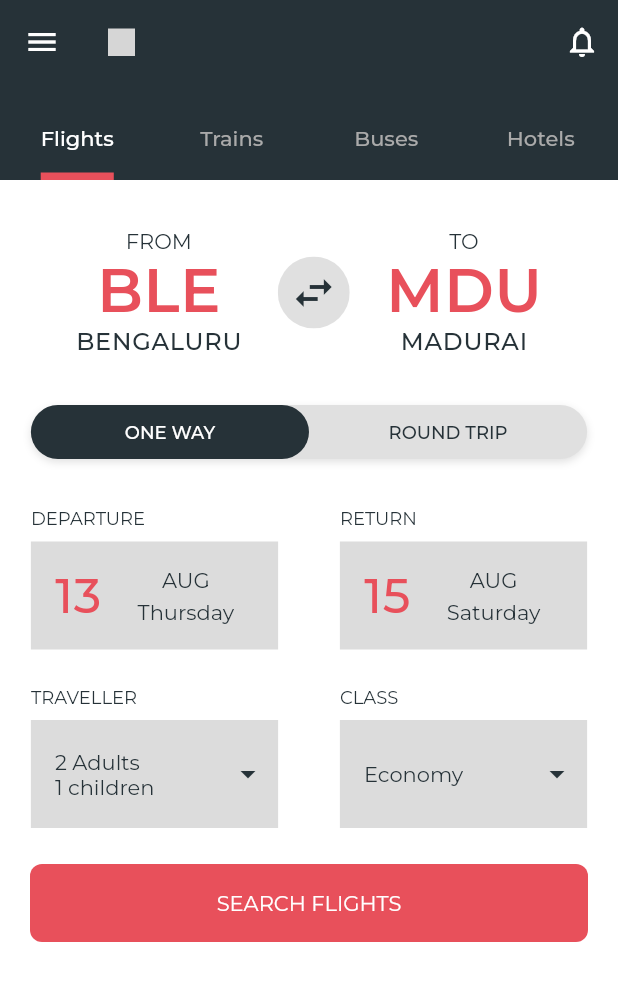
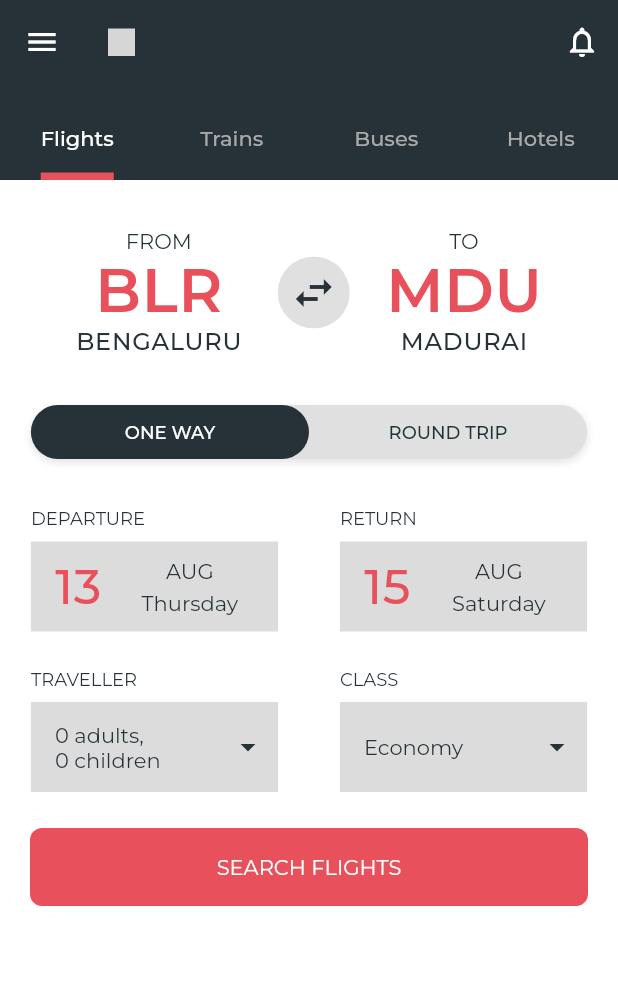
Before and after one commit to bala0406/Travel_App_Prototype, a Flutter app: the HomeScreen screen opened directly, on a phone screen of 412 x 824 dp. Shown: the top 981 px of the screen. Run offline on Flutter 3.47's test engine with Material 2 defaults, Android fonts, the phone set to English and light mode, and no system bars; drawn by our look-alikes of flutter_toggle_tab; our stand-ins replace flutter_svg, google_fonts; grey boxes are pictures that could not be loaded.

Commit message:
seprated build tree into small method chunks

```diff
--- a/lib/Screens/Home/FlightsScreen.dart
+++ b/lib/Screens/Home/FlightsScreen.dart
@@ -9,13 +9,14 @@ class FlightsScreen extends StatefulWidget {
 }
 
 class _FlightsScreenState extends State<FlightsScreen> {
-  int _selectedTab = 0;
+  int _selectedToggleTab = 0;
+
   @override
   Widget build(BuildContext context) {
     final width = MediaQuery.of(context).size.width;
 
     return SingleChildScrollView(
-          child: Column(
+      child: Column(
         children: [
           SizedBox(
             height: 24,
@@ -23,110 +24,31 @@ class _FlightsScreenState extends State<FlightsScreen> {
           Row(
             mainAxisAlignment: MainAxisAlignment.center,
             children: [
-              InkWell(
-                onTap: () {},
-                splashFactory: InkRipple.splashFactory,
-                child: Padding(
-                  padding: const EdgeInsets.all(8.0),
-                  child: Column(
-                    mainAxisAlignment: MainAxisAlignment.center,
-                    children: [
-                      Text(
-                        "FROM",
-                        style: Theme.of(context).textTheme.bodyText1,
-                      ),
-                      Text(
-                        "BLE",
-                        style: Theme.of(context)
-                            .textTheme
-                            .headline1
-                            .copyWith(fontSize: 40),
-                      ),
-                      Text(
-                        "BENGALURU",
-                        style: Theme.of(context)
-                            .textTheme
-                            .headline3
-                            .copyWith(fontSize: 16),
-                      ),
-                    ],
-                  ),
-                ),
-              ),
+              _buildFromAndToButton(
+                  context: context,
+                  city: "BENGALURU",
+                  cityShort: "BLR",
+                  toOrFrom: ToOrFrom.FROM,
+                  onTap: () {}),
               SizedBox(
                 width: 16,
               ),
-              ClipOval(
-                child: Material(
-                  color: Colors.black12,
-                  child: InkWell(
-                    splashFactory: InkRipple.splashFactory,
-                    onTap: () {},
-                    child: SizedBox(
-                      height: 48,
-                      width: 48,
-                      child: Icon(
-                        Icons.swap_horiz,
-                        size: 32,
-                        color: Theme.of(context).primaryColor,
-                      ),
-                    ),
-                  ),
-                ),
-              ),
+              _buildCitySwapButton(context),
               SizedBox(
                 width: 16,
               ),
-              InkWell(
-                onTap: () {},
-                splashFactory: InkRipple.splashFactory,
-                child: Padding(
-                  padding: const EdgeInsets.all(8.0),
-                  child: Column(
-                    mainAxisAlignment: MainAxisAlignment.center,
-                    children: [
-                      Text(
-                        "TO",
-                        style: Theme.of(context).textTheme.bodyText1,
-                      ),
-                      Text(
-                        "MDU",
-                        style: Theme.of(context)
-                            .textTheme
-                            .headline1
-                            .copyWith(fontSize: 40),
-                      ),
-                      Text(
-                        "MADURAI",
-                        style: Theme.of(context)
-                            .textTheme
-                            .headline3
-                            .copyWith(fontSize: 16),
-                      ),
-                    ],
-                  ),
-                ),
-              ),
+              _buildFromAndToButton(
+                  context: context,
+                  city: "MADURAI",
+                  cityShort: "MDU",
+                  toOrFrom: ToOrFrom.TO,
+                  onTap: () {}),
             ],
           ),
           SizedBox(
             height: 24,
           ),
-          FlutterToggleTab(
-            width: 90,
-            height: 36,
-            initialIndex: 0,
-            selectedIndex: _selectedTab,
-            selectedTextStyle:
-                Styles.body2TextStyleBold.copyWith(color: Colors.white),
-            unSelectedTextStyle: Styles.body2TextStyleBold,
-            labels: ["ONE WAY", "ROUND TRIP"],
-            selectedLabelIndex: (index) {
-              setState(() {
-                _selectedTab = index;
-              });
-            },
-          ),
+          _buildTravelTypeToggle(),
           SizedBox(
             height: 32,
           ),
@@ -143,57 +65,13 @@ class _FlightsScreenState extends State<FlightsScreen> {
                   SizedBox(
                     height: 8,
                   ),
-                  Material(
-                    child: InkWell(
+                  _buildDepartureReturnButton(
                       onTap: () {},
-                      splashFactory: InkRipple.splashFactory,
-                      child: SizedBox(
-                        height: 72,
-                        width: width / 2.5,
-                        child: Container(
-                            alignment: Alignment.center,
-                            color: Colors.black12,
-                            child: Row(
-                              mainAxisAlignment: MainAxisAlignment.start,
-                              children: [
-                                Padding(
-                                  padding: const EdgeInsets.only(left: 16),
-                                  child: Text(
-                                    "13",
-                                    style: Theme.of(context)
-                                        .textTheme
-                                        .headline3
-                                        .copyWith(
-                                            fontSize: 32,
-                                            color: Theme.of(context).accentColor),
-                                  ),
-                                ),
-                                Padding(
-                                  padding: const EdgeInsets.only(left: 24),
-                                  child: Column(
-                                    mainAxisAlignment: MainAxisAlignment.center,
-                                    children: [
-                                      Text(
-                                        "AUG",
-                                        style:
-                                            Theme.of(context).textTheme.bodyText1,
-                                      ),
-                                      SizedBox(
-                                        height: 4,
-                                      ),
-                                      Text(
-                                        "Thursday",
-                                        style:
-                                            Theme.of(context).textTheme.bodyText1,
-                                      ),
-                                    ],
-                                  ),
-                                ),
-                              ],
-                            )),
-                      ),
-                    ),
-                  )
+                      width: width,
+                      context: context,
+                      date: "13",
+                      day: "Thursday",
+                      month: "AUG")
                 ],
               ),
               Column(
@@ -206,57 +84,13 @@ class _FlightsScreenState extends State<FlightsScreen> {
                   SizedBox(
                     height: 8,
                   ),
-                  Material(
-                    child: InkWell(
+                  _buildDepartureReturnButton(
                       onTap: () {},
-                      splashFactory: InkRipple.splashFactory,
-                      child: SizedBox(
-                        height: 72,
-                        width: width / 2.5,
-                        child: Container(
-                            alignment: Alignment.center,
-                            color: Colors.black12,
-                            child: Row(
-                              mainAxisAlignment: MainAxisAlignment.start,
-                              children: [
-                                Padding(
-                                  padding: const EdgeInsets.only(left: 16),
-                                  child: Text(
-                                    "15",
-                                    style: Theme.of(context)
-                                        .textTheme
-                                        .headline3
-                                        .copyWith(
-                                            fontSize: 32,
-                                            color: Theme.of(context).accentColor),
-                                  ),
-                                ),
-                                Padding(
-                                  padding: const EdgeInsets.only(left: 24),
-                                  child: Column(
-                                    mainAxisAlignment: MainAxisAlignment.center,
-                                    children: [
-                                      Text(
-                                        "AUG",
-                                        style:
-                                            Theme.of(context).textTheme.bodyText1,
-                                      ),
-                                      SizedBox(
-                                        height: 4,
-                                      ),
-                                      Text(
-                                        "Saturday",
-                                        style:
-                                            Theme.of(context).textTheme.bodyText1,
-                                      ),
-                                    ],
-                                  ),
-                                ),
-                              ],
-                            )),
-                      ),
-                    ),
-                  )
+                      width: width,
+                      context: context,
+                      date: "15",
+                      day: "Saturday",
+                      month: "AUG")
                 ],
               ),
             ],
@@ -277,54 +111,7 @@ class _FlightsScreenState extends State<FlightsScreen> {
                   SizedBox(
                     height: 8,
                   ),
-                  Material(
-                    child: InkWell(
-                      onTap: () {},
-                      splashFactory: InkRipple.splashFactory,
-                      child: SizedBox(
-                        height: 72,
-                        width: width / 2.5,
-                        child: Container(
-                            alignment: Alignment.center,
-                            color: Colors.black12,
-                            child: Row(
-                              mainAxisAlignment: MainAxisAlignment.spaceBetween,
-                              children: [
-                                Padding(
-                                  padding: const EdgeInsets.only(left: 16),
-                                  child: Column(
-                                    mainAxisAlignment: MainAxisAlignment.center,
-                                    crossAxisAlignment: CrossAxisAlignment.start,
-                                    children: [
-                                      Text(
-                                        "2 Adults",
-                                        style:
-                                            Theme.of(context).textTheme.bodyText1,
-                                        textAlign: TextAlign.start,
-                                      ),
-                                      Text(
-                                        "1 children",
-                                        style:
-                                            Theme.of(context).textTheme.bodyText1,
-                                        textAlign: TextAlign.start,
-                                      ),
-                                    ],
-                                  ),
-                                ),
-                                Padding(
-                                  padding: const EdgeInsets.only(
-                                    right: 8,
-                                  ),
-                                  child: Icon(
-                                    Icons.arrow_drop_down,
-                                    color: Theme.of(context).primaryColor,
-                                  ),
-                                )
-                              ],
-                            )),
-                      ),
-                    ),
-                  )
+                  _buildTravellerButton(width: width, context: context)
                 ],
               ),
               Column(
@@ -337,40 +124,10 @@ class _FlightsScreenState extends State<FlightsScreen> {
                   SizedBox(
                     height: 8,
                   ),
-                  Material(
-                    child: InkWell(
-                      onTap: () {},
-                      splashFactory: InkRipple.splashFactory,
-                      child: SizedBox(
-                        height: 72,
-                        width: width / 2.5,
-                        child: Container(
-                            alignment: Alignment.center,
-                            color: Colors.black12,
-                            child: Row(
-                              mainAxisAlignment: MainAxisAlignment.spaceBetween,
-                              children: [
-                                Padding(
-                                  padding: const EdgeInsets.only(left: 16),
-                                  child: Text(
-                                    "Economy",
-                                    style: Theme.of(context).textTheme.bodyText1,
-                                  ),
-                                ),
-                                Padding(
-                                  padding: const EdgeInsets.only(
-                                    right: 8,
-                                  ),
-                                  child: Icon(
-                                    Icons.arrow_drop_down,
-                                    color: Theme.of(context).primaryColor,
-                                  ),
-                                )
-                              ],
-                            )),
-                      ),
-                    ),
-                  )
+                  _buildClassButton(
+                      width: width,
+                      context: context,
+                      classType: ClassType.economy)
                 ],
               ),
             ],
@@ -391,4 +148,238 @@ class _FlightsScreenState extends State<FlightsScreen> {
       ),
     );
   }
+
+  //This method is used to swap the selected cities in from and to
+  Widget _buildCitySwapButton(BuildContext context) {
+    return ClipOval(
+      child: Material(
+        color: Colors.black12,
+        child: InkWell(
+          splashFactory: InkRipple.splashFactory,
+          onTap: () {},
+          child: SizedBox(
+            height: 48,
+            width: 48,
+            child: Icon(
+              Icons.swap_horiz,
+              size: 32,
+              color: Theme.of(context).primaryColor,
+            ),
+          ),
+        ),
+      ),
+    );
+  }
+
+  //this method is used to toggle between one way or round trip
+  Widget _buildTravelTypeToggle() {
+    return FlutterToggleTab(
+      width: 90,
+      height: 36,
+      initialIndex: 0,
+      selectedIndex: _selectedToggleTab,
+      selectedTextStyle:
+          Styles.body2TextStyleBold.copyWith(color: Colors.white),
+      unSelectedTextStyle: Styles.body2TextStyleBold,
+      labels: ["ONE WAY", "ROUND TRIP"],
+      selectedLabelIndex: (index) {
+        // setState(() {
+        //   _selectedToggleTab = index;
+        // });
+      },
+    );
+  }
+
+  // This method is used to select the to and from cities
+  Widget _buildFromAndToButton(
+      {BuildContext context,
+      ToOrFrom toOrFrom,
+      String cityShort,
+      String city,
+      Function onTap}) {
+    return InkWell(
+      onTap: onTap,
+      splashFactory: InkRipple.splashFactory,
+      child: Padding(
+        padding: const EdgeInsets.all(8.0),
+        child: Column(
+          mainAxisAlignment: MainAxisAlignment.center,
+          children: [
+            Text(
+              toOrFrom == ToOrFrom.FROM ? "FROM" : "TO",
+              style: Theme.of(context).textTheme.bodyText1,
+            ),
+            Text(
+              cityShort,
+              style:
+                  Theme.of(context).textTheme.headline1.copyWith(fontSize: 40),
+            ),
+            Text(
+              city,
+              style:
+                  Theme.of(context).textTheme.headline3.copyWith(fontSize: 16),
+            ),
+          ],
+        ),
+      ),
+    );
+  }
+
+  //This method is used to select the type of class in which the user wants to travel
+  Widget _buildClassButton(
+      {double width, BuildContext context, ClassType classType}) {
+    return Material(
+      child: InkWell(
+        onTap: () {},
+        splashFactory: InkRipple.splashFactory,
+        child: SizedBox(
+          height: 60,
+          width: width / 2.5,
+          child: Container(
+              alignment: Alignment.center,
+              color: Colors.black12,
+              child: Row(
+                mainAxisAlignment: MainAxisAlignment.spaceBetween,
+                children: [
+                  Expanded(
+                    child: Container(
+                      padding: const EdgeInsets.only(left: 16),
+                      child: Text(
+                        _getClassType(classType),
+                        maxLines: 2,
+                        style: Theme.of(context).textTheme.bodyText1,
+                        overflow: TextOverflow.ellipsis,
+                      ),
+                    ),
+                  ),
+                  Padding(
+                    padding: const EdgeInsets.only(
+                      right: 8,
+                    ),
+                    child: Icon(
+                      Icons.arrow_drop_down,
+                      color: Theme.of(context).primaryColor,
+                    ),
+                  )
+                ],
+              )),
+        ),
+      ),
+    );
+  }
+
+  // This method is used to select number of passengers
+  Widget _buildTravellerButton(
+      {double width,
+      BuildContext context,
+      int childrenCount = 0,
+      int adultCount = 0}) {
+    return Material(
+      child: InkWell(
+        onTap: () {},
+        splashFactory: InkRipple.splashFactory,
+        child: SizedBox(
+          height: 60,
+          width: width / 2.5,
+          child: Container(
+              alignment: Alignment.center,
+              color: Colors.black12,
+              child: Row(
+                mainAxisAlignment: MainAxisAlignment.spaceBetween,
+                children: [
+                  Expanded(
+                      child: Container(
+                          padding: const EdgeInsets.only(left: 16),
+                          child: Text(
+                            "$adultCount adults,\n$childrenCount children",
+                            style: Theme.of(context).textTheme.bodyText1,
+                            maxLines: 2,
+                            overflow: TextOverflow.ellipsis,
+                          ))),
+                  Padding(
+                    padding: const EdgeInsets.only(
+                      right: 8,
+                    ),
+                    child: Icon(
+                      Icons.arrow_drop_down,
+                      color: Theme.of(context).primaryColor,
+                    ),
+                  )
+                ],
+              )),
+        ),
+      ),
+    );
+  }
+
+  // This button is used to select the date of departure and return which on clicked shows a calendar
+  Widget _buildDepartureReturnButton(
+      {double width,
+      BuildContext context,
+      String date,
+      String day,
+      String month,
+      Function onTap}) {
+    return Material(
+      child: InkWell(
+        onTap: onTap,
+        splashFactory: InkRipple.splashFactory,
+        child: SizedBox(
+          height: 60,
+          width: width / 2.5,
+          child: Container(
+              alignment: Alignment.center,
+              color: Colors.black12,
+              child: Row(
+                mainAxisAlignment: MainAxisAlignment.start,
+                children: [
+                  Padding(
+                    padding: const EdgeInsets.only(left: 16),
+                    child: Text(
+                      date,
+                      style: Theme.of(context).textTheme.headline3.copyWith(
+                          fontSize: 32, color: Theme.of(context).accentColor),
+                    ),
+                  ),
+                  Expanded(
+                    child: Padding(
+                      padding: const EdgeInsets.only(left: 24, right: 24),
+                      child: Column(
+                        mainAxisAlignment: MainAxisAlignment.center,
+                        children: [
+                          Text(
+                            month,
+                            style: Theme.of(context).textTheme.bodyText1,
+                          ),
+                          SizedBox(
+                            height: 4,
+                          ),
+                          Text(
+                            day,
+                            style: Theme.of(context).textTheme.bodyText1,
+                          ),
+                        ],
+                      ),
+                    ),
+                  ),
+                ],
+              )),
+        ),
+      ),
+    );
+  }
+
+  // this method takes the ClassType Enum value as input and returns the appropriate string value of that travel class type
+  String _getClassType(ClassType classType) {
+    if (classType == ClassType.businessClass) {
+      return "Business Class";
+    } else if (classType == ClassType.economy) {
+      return "Economy";
+    } else {
+      return "First Class";
+    }
+  }
 }
+
+enum ClassType { economy, firstClass, businessClass }
+enum ToOrFrom { TO, FROM }
--- a/lib/main.dart
+++ b/lib/main.dart
@@ -1,4 +1,5 @@
 import 'package:flutter/material.dart';
+import 'package:travel_app/Screens/Home/HomeScreen.dart';
 import 'package:travel_app/Screens/SplashScreen.dart';
 import 'package:travel_app/common/Styles.dart';
 
```
Also changed, not shown: 1 other file.
